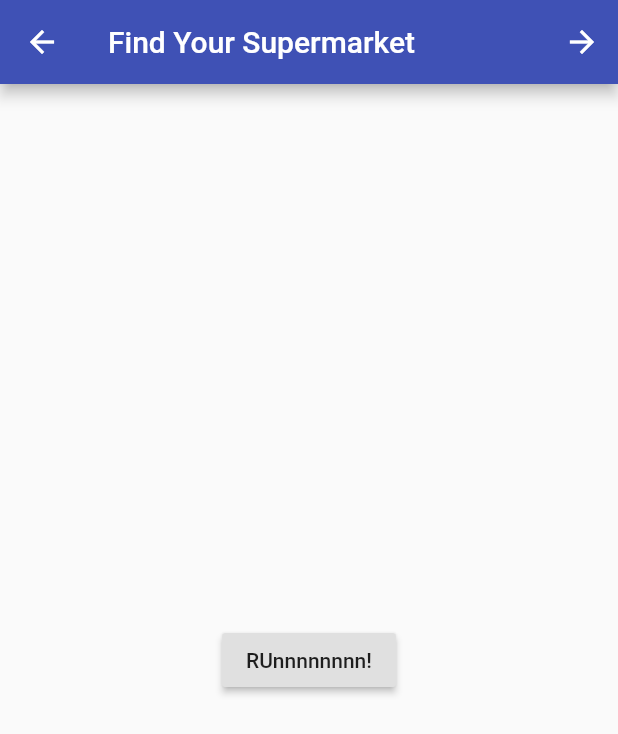
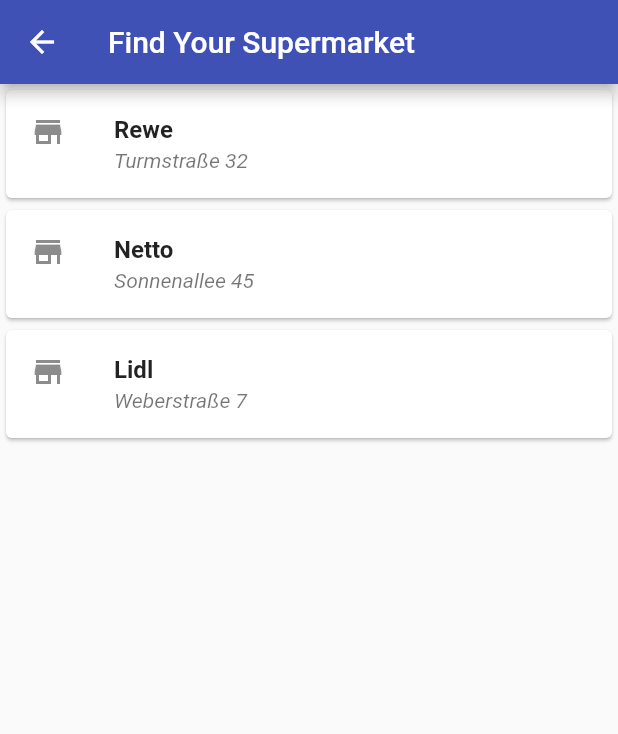
Before and after one commit to cmwaters/forager-food-manager, a Flutter app: the StorePage screen opened directly, on a phone screen of 412 x 824 dp. Shown: the top 734 px of the screen. Run offline on Flutter 3.47's test engine with Material 2 defaults, Android fonts, the phone set to English and light mode, and no system bars; our stand-ins replace datetime_picker_formfield, rflutter_alert, shared_preferences; accounts and stored records are empty.

Commit message:
added stores

```diff
--- a/lib/screens/grocery_store_list.dart
+++ b/lib/screens/grocery_store_list.dart
@@ -2,27 +2,45 @@ import 'package:flutter/material.dart';
 import 'package:forager/screens/supermarket_map.dart';
 
 class StorePage extends StatelessWidget {
+
+  var stores = [['Rewe','Turmstraße 32'], ['Netto','Sonnenallee 45'], ['Lidl', 'Weberstraße 7']];
+
   @override
   Widget build(BuildContext context) {
     return Scaffold(
       appBar: AppBar(
         title: Text("Find Your Supermarket"),
-        actions: <Widget>[
-          IconButton(
-            icon: Icon(Icons.arrow_forward),
-            onPressed: () {
-              Navigator.push(context, MaterialPageRoute(builder: (context) => SupermarketMap()));
+//        actions: <Widget>[
+//          IconButton(
+//            icon: Icon(Icons.arrow_forward),
+//            onPressed: () {
+//              Navigator.push(context, );
+//            },
+//          )
+//        ],
+      ),
+      body: ListView.builder(
+        itemCount: 3,
+        itemBuilder: (BuildContext context, int index) {
+          return new InkWell(
+            onTap: () {
+             Navigator.push(context, MaterialPageRoute(builder: (context) => SupermarketMap()));
             },
-          )
-        ],
-      ),
-      body: Center(
-        child: RaisedButton(
-          onPressed: () {
-            // Navigate back to first route when tapped.
-          },
-          child: Text('RUnnnnnnnn!'),
-        ),
+            child: Card(
+              child:ListTile(
+                leading: Icon(Icons.store),
+                title: Text(
+                  stores[index][0],
+                  style: TextStyle(fontWeight: FontWeight.bold),
+                ),
+                subtitle: Text(
+                  stores[index][1],
+                  style: TextStyle(fontStyle: FontStyle.italic),
+                ),
+              )
+            )
+          );
+        },
       ),
     );
   }
```
